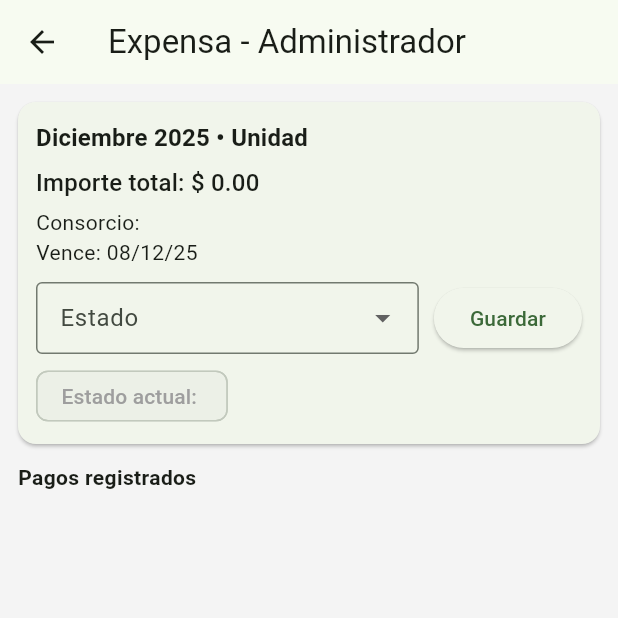
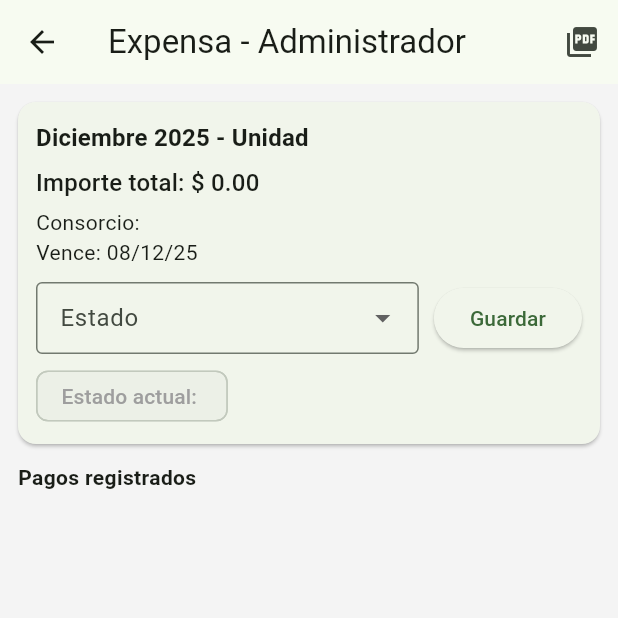
Before and after one commit to Ferchu-81/Consorcio_360, a Flutter app: the ExpensaAdminDetailScreen screen opened directly with empty values, on a phone screen of 412 x 824 dp, the top half of it. Run offline on Flutter 3.47's test engine with Material 3 defaults, Android fonts, the phone set to English and light mode, and no system bars; our stand-ins replace file_picker, fl_chart, google_sign_in, image_picker, pdf, printing and 1 more; missing offline and left inert: syncfusion_flutter_pdfviewer; accounts and stored records are empty.

```diff
--- a/lib/features/expensas/presentation/expensa_admin_detail_screen.dart
+++ b/lib/features/expensas/presentation/expensa_admin_detail_screen.dart
@@ -7,12 +7,16 @@ import 'package:flutter/material.dart';
 /// Detalle exclusivo para administrador, con cambio de estado.
 class ExpensaAdminDetailScreen extends StatefulWidget {
   final String consorcioId;
+  final String? consorcioNombre;
   final Expensa expensa;
+  final String? unidadCodigo;
 
   const ExpensaAdminDetailScreen({
     super.key,
     required this.consorcioId,
+    this.consorcioNombre,
     required this.expensa,
+    this.unidadCodigo,
   });
 
   @override
@@ -75,12 +79,11 @@ class _ExpensaAdminDetailScreenState extends State<ExpensaAdminDetailScreen> {
         nuevoEstado: _estadoSeleccionado,
       );
 
+      if (!mounted) return;
       setState(() {
         _expensaActual = _expensaActual.copyWith(estado: _estadoSeleccionado);
         _guardandoEstado = false;
       });
-
-      if (!mounted) return;
       ScaffoldMessenger.of(context).showSnackBar(
         const SnackBar(content: Text('Estado actualizado correctamente')),
       );
@@ -95,6 +98,14 @@ class _ExpensaAdminDetailScreenState extends State<ExpensaAdminDetailScreen> {
     }
   }
 
+  Future<void> _onVerComprobantePressed() async {
+    // Placeholder: integrar generación/recuperación de comprobante y visor.
+    if (!mounted) return;
+    ScaffoldMessenger.of(context).showSnackBar(
+      const SnackBar(content: Text('Comprobante de pago: TODO implementar')),
+    );
+  }
+
   @override
   Widget build(BuildContext context) {
     final theme = Theme.of(context);
@@ -103,7 +114,16 @@ class _ExpensaAdminDetailScreenState extends State<ExpensaAdminDetailScreen> {
     final colorEstado = estadoColor(e.estado);
 
     return Scaffold(
-      appBar: AppBar(title: const Text('Expensa - Administrador')),
+      appBar: AppBar(
+        title: const Text('Expensa - Administrador'),
+        actions: [
+          IconButton(
+            icon: const Icon(Icons.picture_as_pdf),
+            tooltip: 'Ver comprobante',
+            onPressed: _onVerComprobantePressed,
+          ),
+        ],
+      ),
       body: Column(
         children: [
           Card(
@@ -114,7 +134,7 @@ class _ExpensaAdminDetailScreenState extends State<ExpensaAdminDetailScreen> {
                 crossAxisAlignment: CrossAxisAlignment.start,
                 children: [
                   Text(
-                    '${formatPeriodo(e.periodo)} • Unidad ${e.unidadId}',
+                    '${formatPeriodo(e.periodo)} - Unidad ${widget.unidadCodigo ?? e.unidadId}',
                     style: theme.textTheme.titleMedium?.copyWith(
                       fontWeight: FontWeight.w600,
                     ),
@@ -125,7 +145,7 @@ class _ExpensaAdminDetailScreenState extends State<ExpensaAdminDetailScreen> {
                     style: theme.textTheme.titleMedium,
                   ),
                   const SizedBox(height: 4),
-                  Text('Consorcio: ${widget.consorcioId}'),
+                  Text('Consorcio: ${widget.consorcioNombre ?? widget.consorcioId}'),
                   Text('Vence: ${formatFechaCorta(e.fechaVenc)}'),
                   const SizedBox(height: 10),
                   Row(
--- a/lib/features/expensas/presentation/expensas_tab.dart
+++ b/lib/features/expensas/presentation/expensas_tab.dart
@@ -24,7 +24,10 @@ class ExpensasTab extends StatelessWidget {
     final bool esAdmin = contexto.rol == 'ADMIN_CONSORCIO';
 
     if (esAdmin) {
-      return ExpensasAdminTab(consorcioId: contexto.consorcioId);
+      return ExpensasAdminTab(
+        consorcioId: contexto.consorcioId,
+        consorcioNombre: contexto.consorcioNombre,
+      );
     }
 
     return ExpensasMoradorTab(unidadId: contexto.unidadId);
```
Also changed, not shown: lib/data/repositories/expensas_repository.dart (+37 -0 lines), lib/features/expensas/presentation/expensas_admin_tab.dart (+13 -4 lines), lib/features/expensas/presentation/nueva_expensa_screen.dart (+17 -4 lines), lib/features/reclamos/presentation/reclamo_detail_screen.dart (+0 -12 lines).
